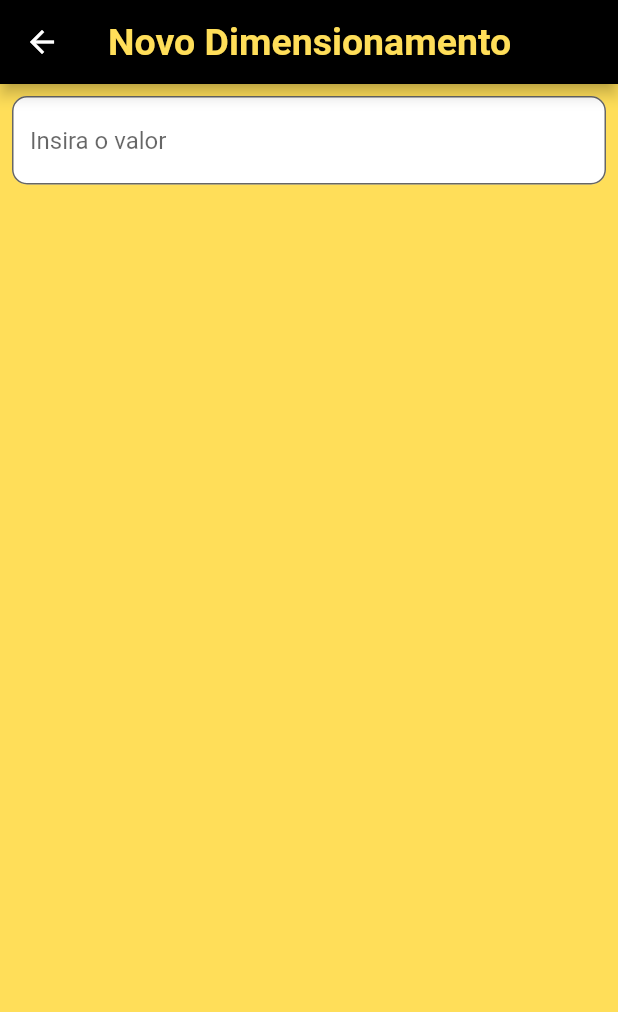
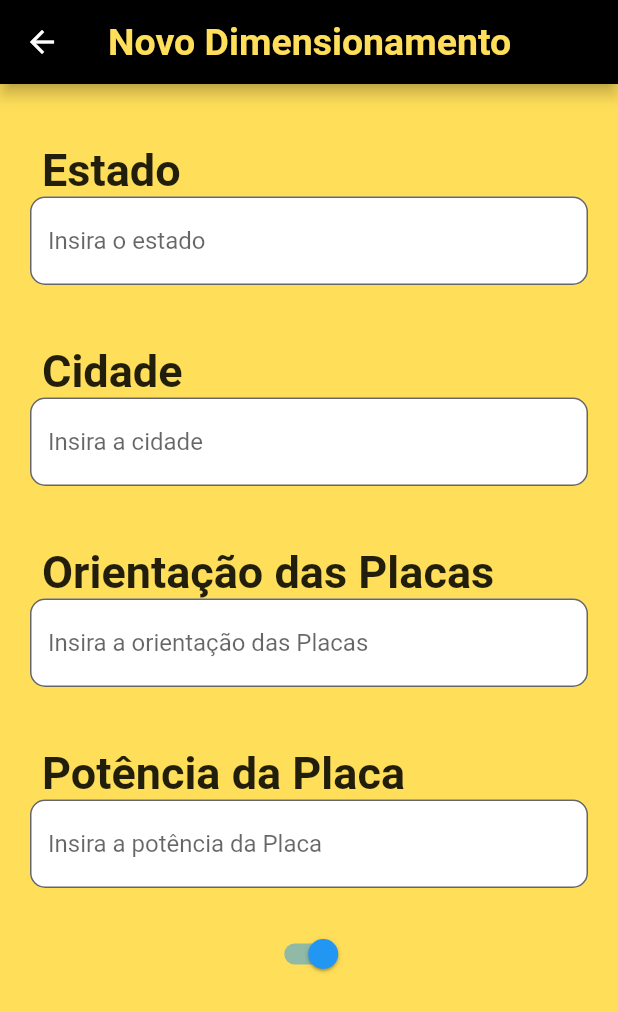
Before and after one commit to jameshirxlehor/sunLight, a Flutter app: the NovoDimensionamento screen opened directly, on a phone screen of 412 x 824 dp. Shown: the top 1012 px of the screen. Run offline on Flutter 3.47's test engine with Material 3 defaults, Android fonts, the phone set to English and light mode, and no system bars; our stand-ins replace card_swiper.

Commit message:
Alterado a pagina novo dimensionamento, criado os textformfiled's e text/titulo e botao switch

```diff
--- a/lib/pages/novoDimensionamento.dart
+++ b/lib/pages/novoDimensionamento.dart
@@ -11,13 +11,69 @@ class NovoDimensionamento extends StatefulWidget {
 }
 
 class _NovoDimensionamentoState extends State<NovoDimensionamento> {
+
+  bool sw = true;    // atributo
+
   @override
   Widget build(BuildContext context) {
     double largura =
         MediaQuery.of(context).size.width; // tamanho da largura da tela
     double altura =
         MediaQuery.of(context).size.height; // tamanho da altura da tela
-    TextEditingController controllerTexto = TextEditingController();
+
+    TextEditingController controllerEstado = TextEditingController();
+    TextEditingController controllerCidade = TextEditingController();
+    TextEditingController controllerOrientacaoPlaca = TextEditingController();
+    TextEditingController controllerPotenciaPlaca = TextEditingController();
+
+
+
+
+
+    _getTextTitulo(String tituloText) {
+      return Row(
+        children: [
+          Padding(
+            padding: const EdgeInsets.only(left: 8.0),
+            child: Text(
+              tituloText,
+              style: const TextStyle(fontSize: 30, fontWeight: FontWeight.w700),
+            ),
+          ),
+        ],
+      );
+    }
+
+    _getTextFormFieldDados(String hintText, TextEditingController controller,
+        String? Function(String?) validator, TextInputType textInputType) {
+      return TextFormField(
+        validator: validator,
+        controller: controller,
+        decoration: InputDecoration(
+          hintText: hintText,
+          filled: true,
+          fillColor: Colors.white,
+          labelStyle: TextStyle(color: Colors.black, fontSize: 40),
+          //errorText: "Campo Obrigatório",
+          focusedBorder: OutlineInputBorder(
+            borderSide: BorderSide(color: Colors.white),
+            borderRadius: BorderRadius.circular(10),
+          ),
+          border: OutlineInputBorder(
+            borderRadius: BorderRadius.circular(10),
+          ),
+        ),
+        // Define o comportamento da label quando o campo está focado
+        //floatingLabelBehavior: FloatingLabelBehavior.auto,
+        keyboardType: textInputType,
+      );
+    }
+
+    _getSizedBox(double height) {
+      return SizedBox(
+        height: height,
+      );
+    }
 
     return Scaffold(
       backgroundColor: Color.fromARGB(255, 255, 222, 89),
@@ -33,26 +89,38 @@ class _NovoDimensionamentoState extends State<NovoDimensionamento> {
       ),
       body: SingleChildScrollView(
         child: Padding(
-          padding: const EdgeInsets.all(8.0),
+          padding: const EdgeInsets.all(20.0),
           child: Column(
             mainAxisAlignment: MainAxisAlignment.center,
             children: [
-              TextField(
-                controller: controllerTexto,
-                decoration: InputDecoration(
-                  filled: true,
-                  fillColor: Colors.white,
-                  labelStyle: TextStyle(color: Colors.black),
-                  focusedBorder: OutlineInputBorder(
-                    borderSide: BorderSide(color: Colors.white),
-                    borderRadius: BorderRadius.circular(10),
-                  ),
-                  border: OutlineInputBorder(
-                    borderRadius: BorderRadius.circular(10),
-                  ),
-                  hintText: 'Insira o valor',
-                ),
-              )
+              _getSizedBox(20),
+              _getTextTitulo("Estado"),
+              _getTextFormFieldDados("Insira o estado", controllerEstado,
+                  (p0) => null, TextInputType.emailAddress),
+              _getSizedBox(40),
+              _getTextTitulo("Cidade"),
+              _getTextFormFieldDados("Insira a cidade", controllerCidade,
+                  (p0) => null, TextInputType.emailAddress),
+              _getSizedBox(40),
+              _getTextTitulo("Orientação das Placas"),
+              _getTextFormFieldDados(
+                  "Insira a orientação das Placas",
+                  controllerOrientacaoPlaca,
+                  (p0) => null,
+                  TextInputType.emailAddress),
+              _getSizedBox(40),
+              _getTextTitulo("Potência da Placa"),
+              _getTextFormFieldDados("Insira a potência da Placa",
+                  controllerPotenciaPlaca, (p0) => null, TextInputType.number),
+              _getSizedBox(20),
+              Switch(
+                value: sw,
+                onChanged: (value) {
+                  setState(() {
+                    sw = value;
+                  });
+                },
+              ),
             ],
           ),
         ),
```
